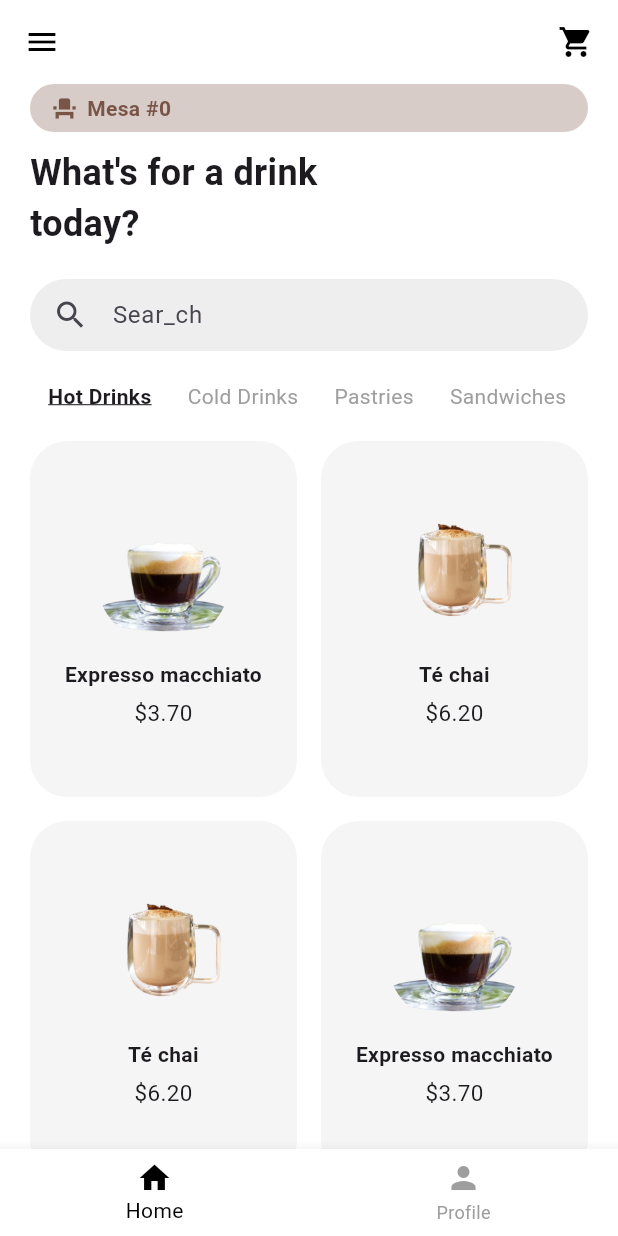
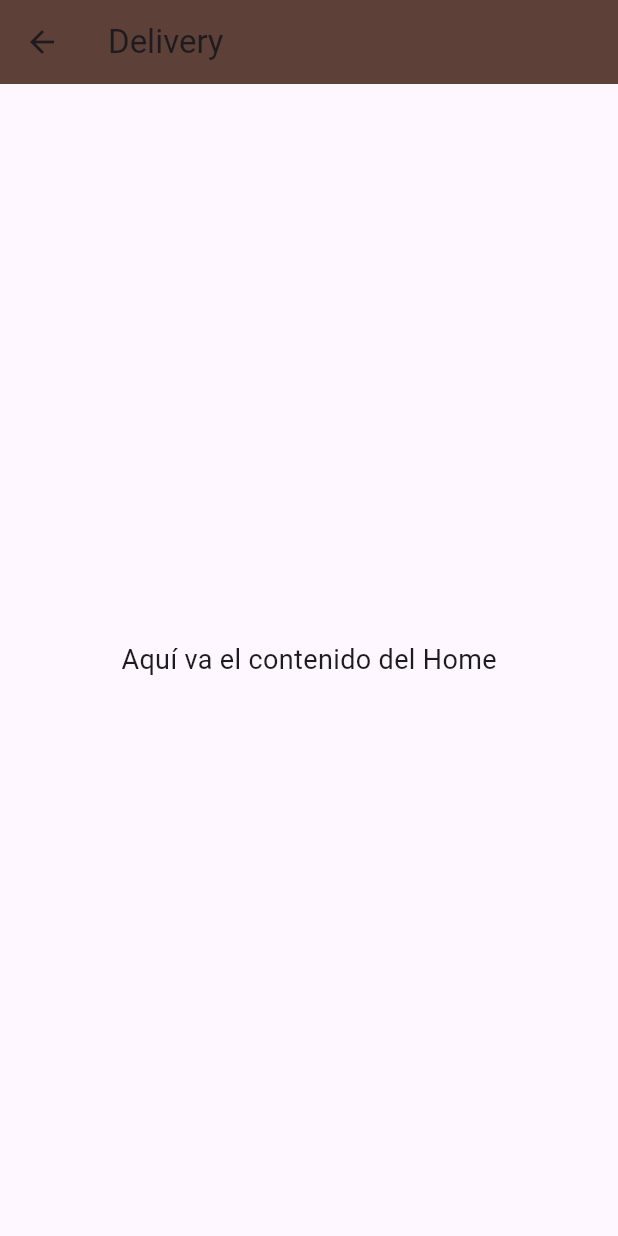
Before and after one commit to joelreyes21/proyecto_final, a Flutter app: the HomeScreen screen opened directly with empty values, on a phone screen of 412 x 824 dp. Run offline on Flutter 3.47's test engine with Material 3 defaults, Android fonts, the phone set to English and light mode, and no system bars.

Commit message:
Modifiqué home.dart

```diff
--- a/lib/screens/home.dart
+++ b/lib/screens/home.dart
@@ -1,196 +1,258 @@
 import 'package:flutter/material.dart';
 
-class HomeScreen extends StatelessWidget {
-  final bool isLogin;
-  final int mesa; // ✅ Se recibe la mesa seleccionada
+void main() => runApp(const EntreTazasApp());
 
-  const HomeScreen({super.key, required this.isLogin, required this.mesa}); // ✅ Constructor actualizado
+class EntreTazasApp extends StatelessWidget {
+  const EntreTazasApp({super.key});
 
   @override
   Widget build(BuildContext context) {
-    final List<Map<String, dynamic>> productos = [
-      {
-        'nombre': 'Expresso macchiato',
-        'precio': '\$3.70',
-        'imagen': 'assets/espresso.png',
-      },
-      {
-        'nombre': 'Té chai',
-        'precio': '\$6.20',
-        'imagen': 'assets/te.png',
-      },
-      {
-        'nombre': 'Té chai',
-        'precio': '\$6.20',
-        'imagen': 'assets/te.png',
-      },
-      {
-        'nombre': 'Expresso macchiato',
-        'precio': '\$3.70',
-        'imagen': 'assets/espresso.png',
-      },
-    ];
+    return MaterialApp(
+      debugShowCheckedModeBanner: false,
+      home: const WelcomeScreen(),
+    );
+  }
+}
 
+class WelcomeScreen extends StatelessWidget {
+  const WelcomeScreen({super.key});
+
+  @override
+  Widget build(BuildContext context) {
     return Scaffold(
-      backgroundColor: Colors.white,
-      appBar: AppBar(
-        backgroundColor: Colors.white,
-        elevation: 0,
-        leading: IconButton(
-          icon: const Icon(Icons.menu, color: Colors.black),
-          onPressed: () {},
+      backgroundColor: Colors.black,
+      body: Stack(
+        children: [
+          Container(
+            decoration: const BoxDecoration(
+              image: DecorationImage(
+                image: AssetImage('assets/bg.jpg'), // Imagen de fondo
+                fit: BoxFit.cover,
               ),
-        actions: const [
-          Padding(
-            padding: EdgeInsets.only(right: 16.0),
-            child: Icon(Icons.shopping_cart, color: Colors.black),
             ),
-        ],
           ),
-      body: Padding(
-        padding: const EdgeInsets.symmetric(horizontal: 20),
-        child: ListView(
+          Column(
+            mainAxisAlignment: MainAxisAlignment.center,
             children: [
-            // ✅ MOSTRAR NÚMERO DE MESA
-            Padding(
-              padding: const EdgeInsets.only(bottom: 10),
-              child: Container(
-                padding: const EdgeInsets.symmetric(vertical: 6, horizontal: 14),
-                decoration: BoxDecoration(
-                  color: Colors.brown[100],
-                  borderRadius: BorderRadius.circular(20),
-                ),
-                child: Row(
-                  mainAxisSize: MainAxisSize.min,
-                  children: [
-                    const Icon(Icons.event_seat, size: 18, color: Colors.brown),
-                    const SizedBox(width: 6),
-                    Text(
-                      'Mesa #$mesa',
-                      style: const TextStyle(
-                        color: Colors.brown,
+              const Spacer(),
+              const Text(
+                'ENTRE TAZAS',
+                style: TextStyle(
+                  fontSize: 30,
+                  color: Colors.white,
                   fontWeight: FontWeight.bold,
                 ),
               ),
+              const Text(
+                'DONDE CADA TAZA GUARDA UNA HISTORIA',
+                textAlign: TextAlign.center,
+                style: TextStyle(color: Colors.white),
+              ),
+              const SizedBox(height: 20),
+              ElevatedButton(
+                style: ElevatedButton.styleFrom(
+                  backgroundColor: Colors.white,
+                  foregroundColor: Colors.black,
+                  shape: RoundedRectangleBorder(
+                    borderRadius: BorderRadius.circular(20),
+                  ),
+                  padding: const EdgeInsets.symmetric(horizontal: 40, vertical: 15),
+                ),
+                onPressed: () => Navigator.push(
+                  context,
+                  MaterialPageRoute(builder: (_) => const LoginScreen()),
+                ),
+                child: const Text('Log in'),
+              ),
+              const SizedBox(height: 10),
+              TextButton(
+                onPressed: () => Navigator.push(
+                  context,
+                  MaterialPageRoute(builder: (_) => const SignUpScreen()),
+                ),
+                child: const Text("Don’t have an account? Sign Up",
+                    style: TextStyle(color: Colors.redAccent)),
+              ),
+              const Spacer(),
+            ],
+          )
+        ],
+      ),
+    );
+  }
+}
+
+class LoginScreen extends StatelessWidget {
+  const LoginScreen({super.key});
+
+  @override
+  Widget build(BuildContext context) {
+    return const AuthForm(isLogin: true);
+  }
+}
+
+class SignUpScreen extends StatelessWidget {
+  const SignUpScreen({super.key});
+
+  @override
+  Widget build(BuildContext context) {
+    return const AuthForm(isLogin: false);
+  }
+}
+
+class AuthForm extends StatelessWidget {
+  final bool isLogin;
+  const AuthForm({super.key, required this.isLogin});
+
+  @override
+  Widget build(BuildContext context) {
+    return Scaffold(
+      backgroundColor: Colors.white,
+      body: Center(
+        child: Column(
+          mainAxisAlignment: MainAxisAlignment.center,
+          children: [
+            const Text("Welcome to Fast Food",
+                style: TextStyle(fontSize: 20, fontWeight: FontWeight.bold)),
+            const SizedBox(height: 20),
+            const Padding(
+              padding: EdgeInsets.symmetric(horizontal: 40),
+              child: TextField(
+                decoration: InputDecoration(hintText: "E-mail"),
+              ),
+            ),
+            const SizedBox(height: 10),
+            const Padding(
+              padding: EdgeInsets.symmetric(horizontal: 40),
+              child: TextField(
+                obscureText: true,
+                decoration: InputDecoration(hintText: "Password"),
+              ),
+            ),
+            const SizedBox(height: 20),
+            ElevatedButton(
+              onPressed: () => Navigator.push(
+                context,
+                MaterialPageRoute(builder: (_) => const SelectTableScreen()), // Corregido: lleva al selector de mesa
+              ),
+              style: ElevatedButton.styleFrom(
+                backgroundColor: Colors.black,
+                padding: const EdgeInsets.symmetric(horizontal: 80, vertical: 15),
+                shape: RoundedRectangleBorder(
+                  borderRadius: BorderRadius.circular(30),
+                ),
+              ),
+              child: Text(isLogin ? "Login" : "Register"),
+            ),
+            const SizedBox(height: 10),
+            Text(
+              "Forgot Password?",
+              style: TextStyle(
+                  fontWeight: FontWeight.bold, color: Colors.grey.shade700),
+            )
           ],
         ),
       ),
+    );
+  }
+}
+
+class SelectTableScreen extends StatelessWidget {
+  const SelectTableScreen({super.key});
+
+  @override
+  Widget build(BuildContext context) {
+    final List<int> mesas = List.generate(11, (index) => index + 1);
+
+    return Scaffold(
+      appBar: AppBar(
+        title: const Text('Selecciona tu mesa'),
+        backgroundColor: Colors.brown[700],
       ),
+      backgroundColor: Colors.white,
+      body: Padding(
+        padding: const EdgeInsets.all(16.0),
+        child: Column(
+          children: [
+            const SizedBox(height: 10),
             const Text(
-              "What's for a drink\ntoday?",
-              style: TextStyle(fontSize: 24, fontWeight: FontWeight.bold),
+              '¿En qué mesa te encuentras?',
+              style: TextStyle(fontSize: 20, fontWeight: FontWeight.bold),
             ),
             const SizedBox(height: 20),
-
-            // Campo de búsqueda
-            Container(
-              padding: const EdgeInsets.symmetric(horizontal: 15),
-              decoration: BoxDecoration(
-                color: Colors.grey.shade200,
-                borderRadius: BorderRadius.circular(30),
-              ),
-              child: const TextField(
-                decoration: InputDecoration(
-                  icon: Icon(Icons.search),
-                  hintText: "Sear_ch",
-                  border: InputBorder.none,
-                ),
-              ),
-            ),
-            const SizedBox(height: 20),
-
-            // Tabs horizontales
-            SingleChildScrollView(
-              scrollDirection: Axis.horizontal,
-              child: Row(
-                children: const [
-                  Padding(
-                    padding: EdgeInsets.symmetric(horizontal: 12),
-                    child: Text("Hot Drinks",
-                        style: TextStyle(
-                            fontWeight: FontWeight.bold,
-                            decoration: TextDecoration.underline)),
-                  ),
-                  Padding(
-                    padding: EdgeInsets.symmetric(horizontal: 12),
-                    child: Text("Cold Drinks", style: TextStyle(color: Colors.grey)),
-                  ),
-                  Padding(
-                    padding: EdgeInsets.symmetric(horizontal: 12),
-                    child: Text("Pastries", style: TextStyle(color: Colors.grey)),
-                  ),
-                  Padding(
-                    padding: EdgeInsets.symmetric(horizontal: 12),
-                    child: Text("Sandwiches", style: TextStyle(color: Colors.grey)),
-                  ),
-                ],
-              ),
-            ),
-            const SizedBox(height: 20),
-
-            // GRID DE PRODUCTOS (2 COLUMNAS)
-            GridView.count(
-              crossAxisCount: 2,
+            Expanded(
+              child: GridView.count(
+                crossAxisCount: 3,
                 crossAxisSpacing: 16,
                 mainAxisSpacing: 16,
-              childAspectRatio: 0.75,
-              shrinkWrap: true,
-              physics: const NeverScrollableScrollPhysics(),
-              children: productos.map((producto) {
-                return Container(
-                  padding: const EdgeInsets.all(12),
-                  decoration: BoxDecoration(
-                    color: Colors.grey.shade100,
-                    borderRadius: BorderRadius.circular(25),
+                children: mesas.map((numeroMesa) {
+                  return ElevatedButton(
+                    style: ElevatedButton.styleFrom(
+                      backgroundColor: Colors.brown[200],
+                      shape: const CircleBorder(),
+                      padding: const EdgeInsets.all(24),
                     ),
-                  child: Column(
-                    mainAxisSize: MainAxisSize.min,
-                    mainAxisAlignment: MainAxisAlignment.center,
-                    children: [
-                      ClipOval(
-                        child: Image.asset(
-                          producto['imagen'],
-                          width: 90,
-                          height: 90,
-                          fit: BoxFit.cover,
+                    onPressed: () {
+                      Navigator.push(
+                        context,
+                        MaterialPageRoute(
+                          builder: (_) => HomeScreen(numeroMesa: numeroMesa),
+                        ),
+                      );
+                    },
+                    child: Text(
+                      '$numeroMesa',
+                      style: const TextStyle(fontSize: 20, fontWeight: FontWeight.bold),
+                    ),
+                  );
+                }).toList(),
               ),
             ),
             const SizedBox(height: 10),
-                      Text(
-                        producto['nombre'],
-                        textAlign: TextAlign.center,
-                        maxLines: 1,
-                        overflow: TextOverflow.ellipsis,
-                        style: const TextStyle(fontWeight: FontWeight.bold),
-                      ),
-                      const SizedBox(height: 5),
-                      Text(
-                        producto['precio'],
-                        style: const TextStyle(fontSize: 15),
-                      ),
-                    ],
+            ElevatedButton.icon(
+              onPressed: () {
+                Navigator.push(
+                  context,
+                  MaterialPageRoute(
+                    builder: (_) => const HomeScreen(numeroMesa: 0),
                   ),
                 );
-              }).toList(),
+              },
+              style: ElevatedButton.styleFrom(
+                backgroundColor: Colors.redAccent,
+                padding: const EdgeInsets.symmetric(horizontal: 30, vertical: 16),
+                shape: RoundedRectangleBorder(borderRadius: BorderRadius.circular(30)),
+              ),
+              icon: const Icon(Icons.delivery_dining),
+              label: const Text(
+                'Quiero Delivery',
+                style: TextStyle(fontSize: 16),
+              ),
             ),
             const SizedBox(height: 20),
           ],
         ),
       ),
+    );
+  }
+}
 
-      // BOTTOM NAVIGATION
-      bottomNavigationBar: BottomNavigationBar(
-        backgroundColor: Colors.white,
-        selectedItemColor: Colors.black,
-        unselectedItemColor: Colors.grey,
-        items: const [
-          BottomNavigationBarItem(icon: Icon(Icons.home), label: 'Home'),
-          BottomNavigationBarItem(icon: Icon(Icons.person), label: 'Profile'),
-        ],
-        currentIndex: 0,
-        onTap: (index) {
-          // acción futura
-        },
+class HomeScreen extends StatelessWidget {
+  final int numeroMesa;
+  const HomeScreen({super.key, required this.numeroMesa});
+
+  @override
+  Widget build(BuildContext context) {
+    return Scaffold(
+      appBar: AppBar(
+        title: Text(numeroMesa == 0 ? 'Delivery' : 'Mesa #$numeroMesa'),
+        backgroundColor: Colors.brown[700],
+      ),
+      body: const Center(
+        child: Text(
+          'Aquí va el contenido del Home',
+          style: TextStyle(fontSize: 18),
+        ),
       ),
     );
   }
```
Also changed, not shown: lib/screens/product_detail.dart (added, +55 -0 lines). Lines whose indentation alone changed are shown as unchanged.
